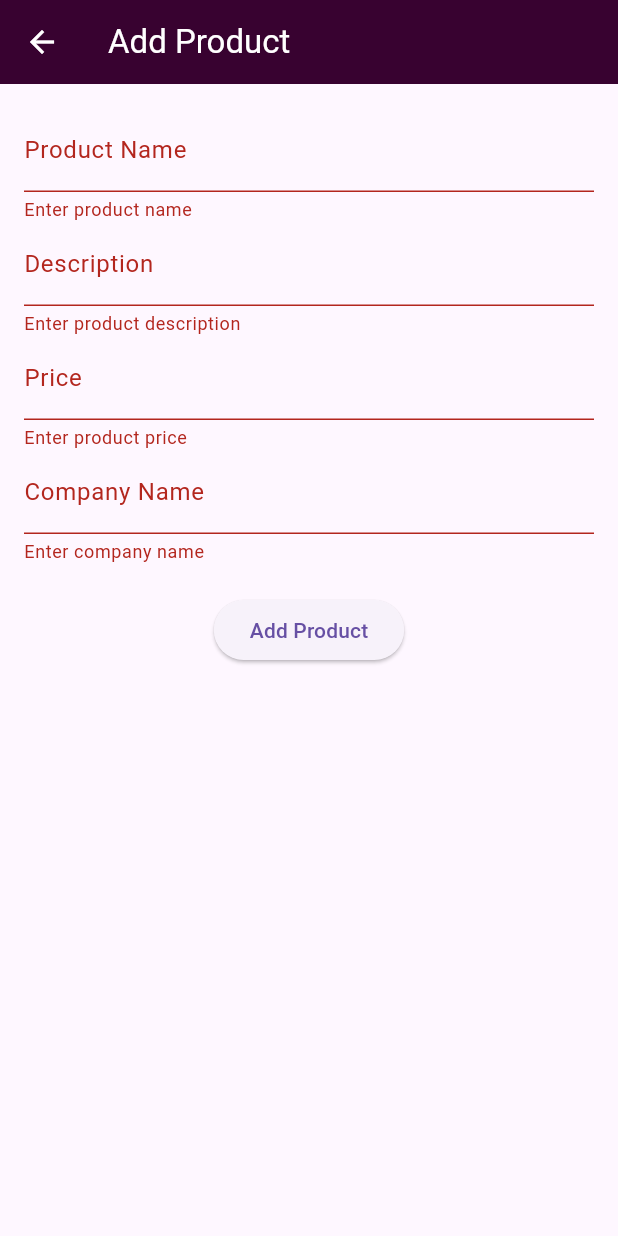
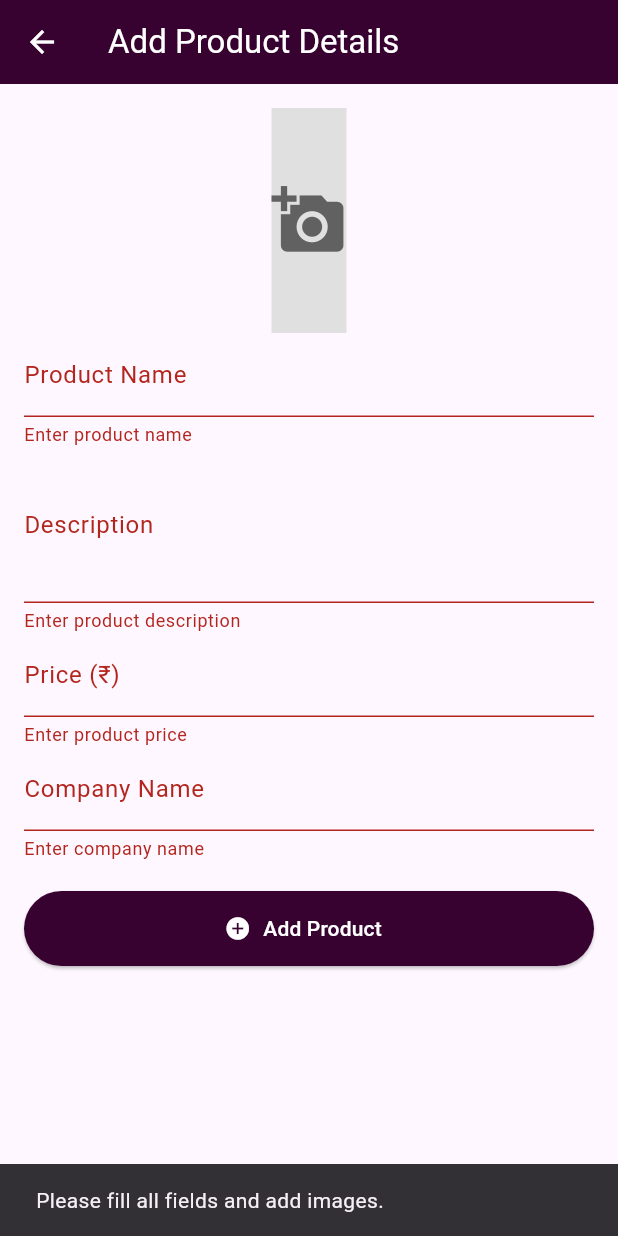
Before and after one commit to fayidha/FairyTunes_sample, a Flutter app: the AddProduct screen opened directly, after a tap on "Add Product", on a phone screen of 412 x 824 dp. Run offline on Flutter 3.47's test engine with Material 3 defaults, Android fonts, the phone set to English and light mode, and no system bars; our stand-ins replace carousel_slider, cloud_firestore, firebase_auth, firebase_core, firebase_storage, image_picker and 2 more; accounts and stored records are empty.

Commit message:
Commit 15-02 noon

```diff
--- a/lib/Vendor_add_product.dart
+++ /dev/null
@@ -1,107 +0,0 @@
-import 'package:dupepro/SuccessScreen.dart';
-import 'package:flutter/material.dart';
- // Import success screen
-
-class AddProduct extends StatefulWidget {
-  const AddProduct({super.key});
-
-  @override
-  State<AddProduct> createState() => _AddProductState();
-}
-
-class _AddProductState extends State<AddProduct> {
-  final _formKey = GlobalKey<FormState>();
-  final _nameController = TextEditingController();
-  final _descriptionController = TextEditingController();
-  final _priceController = TextEditingController();
-  final _companyController = TextEditingController();
-
-  @override
-  void dispose() {
-    _nameController.dispose();
-    _descriptionController.dispose();
-    _priceController.dispose();
-    _companyController.dispose();
-    super.dispose();
-  }
-
-  void _submitForm() {
-    if (_formKey.currentState!.validate()) {
-      // Here, you would normally send the data to a database or API
-      Navigator.pushReplacement(
-        context,
-        MaterialPageRoute(builder: (context) => SuccessScreen()),
-      );
-    }
-  }
-
-  @override
-  Widget build(BuildContext context) {
-    return Scaffold(
-      appBar: AppBar(
-        iconTheme: IconThemeData(color: Colors.white),
-        backgroundColor: Color(0xFF380230),
-        title: const Text(
-          "Add Product",
-          style: TextStyle(color: Colors.white),
-        ),
-      ),
-      body: Padding(
-        padding: EdgeInsets.all(16),
-        child: Form(
-          key: _formKey,
-          child: Column(
-            children: [
-              TextFormField(
-                controller: _nameController,
-                decoration: InputDecoration(labelText: "Product Name"),
-                validator: (value) {
-                  if (value == null || value.isEmpty) {
-                    return "Enter product name";
-                  }
-                  return null;
-                },
-              ),
-              TextFormField(
-                controller: _descriptionController,
-                decoration: InputDecoration(labelText: "Description"),
-                validator: (value) {
-                  if (value == null || value.isEmpty) {
-                    return "Enter product description";
-                  }
-                  return null;
-                },
-              ),
-              TextFormField(
-                controller: _priceController,
-                keyboardType: TextInputType.number,
-                decoration: InputDecoration(labelText: "Price"),
-                validator: (value) {
-                  if (value == null || value.isEmpty) {
-                    return "Enter product price";
-                  }
-                  return null;
-                },
-              ),
-              TextFormField(
-                controller: _companyController,
-                decoration: InputDecoration(labelText: "Company Name"),
-                validator: (value) {
-                  if (value == null || value.isEmpty) {
-                    return "Enter company name";
-                  }
-                  return null;
-                },
-              ),
-              SizedBox(height: 20),
-              ElevatedButton(
-                onPressed: _submitForm,
-                child: Text("Add Product"),
-              ),
-            ],
-          ),
-        ),
-      ),
-    );
-  }
-}
--- /dev/null
+++ b/lib/controller/Product_Controller.dart
@@ -0,0 +1,23 @@
+import 'dart:io';
+import 'package:cloud_firestore/cloud_firestore.dart';
+import 'package:dupepro/model/Product_model.dart';
+import 'package:firebase_storage/firebase_storage.dart';
+
+class ProductController {
+  final CollectionReference productsCollection = FirebaseFirestore.instance.collection('products');
+
+  Future<void> addProduct(Product product) async {
+    await productsCollection.add(product.toMap());
+  }
+
+  Future<List<String>> uploadImages(List<File> images) async {
+    List<String> downloadUrls = [];
+    for (var image in images) {
+      final storageRef = FirebaseStorage.instance.ref().child('product_images/${DateTime.now().toIso8601String()}');
+      await storageRef.putFile(image);
+      String downloadUrl = await storageRef.getDownloadURL();
+      downloadUrls.add(downloadUrl);
+    }
+    return downloadUrls;
+  }
+}
--- a/lib/home.dart
+++ b/lib/home.dart
@@ -3,6 +3,7 @@ import 'package:dupepro/controller/session.dart';
 import 'package:dupepro/location.dart';
 import 'package:dupepro/product.dart';
 import 'package:dupepro/troups.dart';
+import 'package:dupepro/view/Vendor_add_product.dart';
 import 'package:dupepro/view/login.dart';
 import 'package:dupepro/view/teachers.dart';
 import 'package:firebase_auth/firebase_auth.dart';
@@ -426,7 +427,12 @@ class _HomePageState extends State<HomePage> {
             const SizedBox(height: 30),
             const Divider(thickness: 1, color: Colors.grey),
             const SizedBox(height: 20),
-            ],
+
+            const SizedBox(height: 30),
+          ElevatedButton(onPressed: () {
+            Navigator.push(context, MaterialPageRoute(builder: (context) => AddProduct(),));
+          }, child: Text('Seller_Add product!') ),
+          ],
         )
       )
     );
--- a/lib/troups.dart
+++ b/lib/troups.dart
@@ -1,4 +1,3 @@
-
 import 'package:dupepro/bookDetail.dart';
 import 'package:flutter/material.dart';
 
@@ -24,7 +23,7 @@ class TroupePage extends StatelessWidget {
           itemBuilder: (context, index) {
             return GestureDetector(
               onTap: () {
-               Navigator.push(context, MaterialPageRoute(builder: (context) => TroupDetail(index: index),));
+                Navigator.push(context, MaterialPageRoute(builder: (context) => TroupDetail(index: index),));
               },
               child: Card(
                 shape: RoundedRectangleBorder(
--- /dev/null
+++ b/lib/view/Vendor_add_product.dart
@@ -0,0 +1,152 @@
+import 'package:dupepro/controller/Product_Controller.dart';
+import 'package:flutter/material.dart';
+import 'package:dupepro/SuccessScreen.dart';
+import 'package:dupepro/model/Product_model.dart';
+import 'package:image_picker/image_picker.dart';
+import 'dart:io';
+
+class AddProduct extends StatefulWidget {
+  const AddProduct({super.key});
+
+  @override
+  State<AddProduct> createState() => _AddProductState();
+}
+
+class _AddProductState extends State<AddProduct> {
+  final _formKey = GlobalKey<FormState>();
+  final _nameController = TextEditingController();
+  final _descriptionController = TextEditingController();
+  final _priceController = TextEditingController();
+  final _companyController = TextEditingController();
+  List<File> _images = [];
+  final ProductController _productController = ProductController();
+
+  Future<void> _pickImages() async {
+    final pickedFiles = await ImagePicker().pickMultiImage();
+    if (pickedFiles != null) {
+      setState(() {
+        _images = pickedFiles.map((file) => File(file.path)).toList();
+      });
+    }
+  }
+
+  @override
+  void dispose() {
+    _nameController.dispose();
+    _descriptionController.dispose();
+    _priceController.dispose();
+    _companyController.dispose();
+    super.dispose();
+  }
+
+  void _submitForm() async {
+    if (_formKey.currentState!.validate() && _images.isNotEmpty) {
+      try {
+        List<String> imageUrls = await _productController.uploadImages(_images);
+
+        Product product = Product(
+          name: _nameController.text,
+          description: _descriptionController.text,
+          price: double.parse(_priceController.text),
+          company: _companyController.text,
+          imageUrls: imageUrls,
+        );
+
+        await _productController.addProduct(product);
+
+        ScaffoldMessenger.of(context).showSnackBar(
+          SnackBar(content: Text('Product added successfully!')),
+        );
+
+        Navigator.pushReplacement(
+          context,
+          MaterialPageRoute(builder: (context) => SuccessScreen()),
+        );
+      } catch (e) {
+        ScaffoldMessenger.of(context).showSnackBar(
+          SnackBar(content: Text('Failed to add product: $e')),
+        );
+      }
+    } else {
+      ScaffoldMessenger.of(context).showSnackBar(
+        SnackBar(content: Text('Please fill all fields and add images.')),
+      );
+    }
+  }
+
+  @override
+  Widget build(BuildContext context) {
+    return Scaffold(
+      appBar: AppBar(
+        iconTheme: IconThemeData(color: Colors.white),
+        backgroundColor: Color(0xFF380230),
+        title: const Text(
+          "Add Product Details",
+          style: TextStyle(color: Colors.white),
+        ),
+      ),
+      body: Padding(
+        padding: EdgeInsets.all(16),
+        child: SingleChildScrollView(
+          child: Form(
+            key: _formKey,
+            child: Column(
+              children: [
+                GestureDetector(
+                  onTap: _pickImages,
+                  child: Container(
+                    height: 150,
+                    color: Colors.grey[300],
+                    child: _images.isEmpty
+                        ? Icon(Icons.add_a_photo, size: 50, color: Colors.grey[700])
+                        : ListView.builder(
+                      scrollDirection: Axis.horizontal,
+                      itemCount: _images.length,
+                      itemBuilder: (context, index) => Padding(
+                        padding: const EdgeInsets.symmetric(horizontal: 4.0),
+                        child: Image.file(_images[index], height: 150),
+                      ),
+                    ),
+                  ),
+                ),
+                TextFormField(
+                  controller: _nameController,
+                  decoration: InputDecoration(labelText: "Product Name"),
+                  validator: (value) => value == null || value.isEmpty ? "Enter product name" : null,
+                ),
+                TextFormField(
+                  controller: _descriptionController,
+                  decoration: InputDecoration(labelText: "Description"),
+                  maxLines: 3,
+                  validator: (value) => value == null || value.isEmpty ? "Enter product description" : null,
+                ),
+                TextFormField(
+                  controller: _priceController,
+                  keyboardType: TextInputType.number,
+                  decoration: InputDecoration(labelText: "Price (₹)"),
+                  validator: (value) => value == null || value.isEmpty ? "Enter product price" : null,
+                ),
+                TextFormField(
+                  controller: _companyController,
+                  decoration: InputDecoration(labelText: "Company Name"),
+                  validator: (value) => value == null || value.isEmpty ? "Enter company name" : null,
+                ),
+                SizedBox(height: 20),
+                ElevatedButton.icon(
+                  onPressed: _submitForm,
+                  icon: Icon(Icons.add_circle),
+                  label: Text("Add Product"),
+                  style: ElevatedButton.styleFrom(
+                    backgroundColor: Color(0xFF380230),
+                    foregroundColor: Colors.white,
+                    minimumSize: Size(double.infinity, 50),
+                  ),
+                ),
+              ],
+            ),
+          ),
+        ),
+      ),
+    );
+  }
+}
--- a/lib/creategrp.dart
+++ b/lib/view/creategrp.dart
@@ -1,11 +1,11 @@
 import 'package:flutter/material.dart';
 
-class CreateGroupPage extends StatefulWidget {
+class CreateTroupPage extends StatefulWidget {
   @override
-  _CreateGroupPageState createState() => _CreateGroupPageState();
+  _CreateTroupPageState createState() => _CreateTroupPageState();
 }
 
-class _CreateGroupPageState extends State<CreateGroupPage> {
+class _CreateTroupPageState extends State<CreateTroupPage> {
   final _groupNameController = TextEditingController();
   final _groupDescController = TextEditingController();
   final List<Map<String, String>> _members = [];
```
Also changed, not shown: lib/controller/Troup_Controller.dart (added, +15 -0 lines), lib/model/Product_model.dart (added, +20 -0 lines), lib/model/Troup_model.dart (added, +29 -0 lines), lib/profile.dart (+91 -189 lines).
